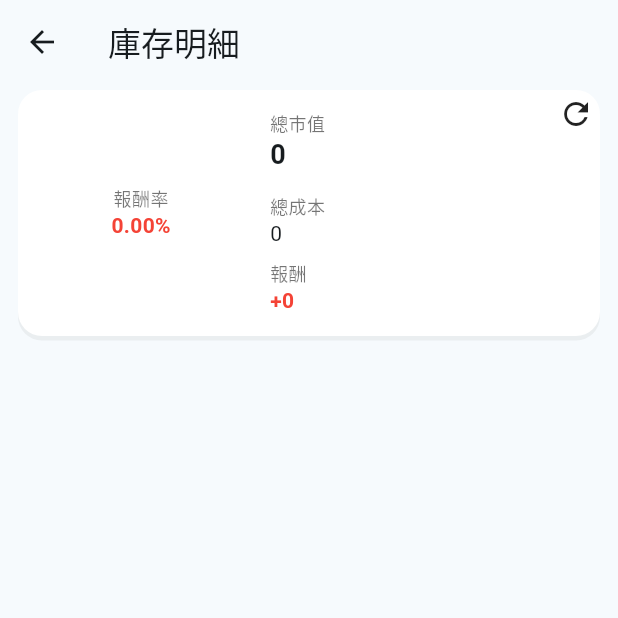
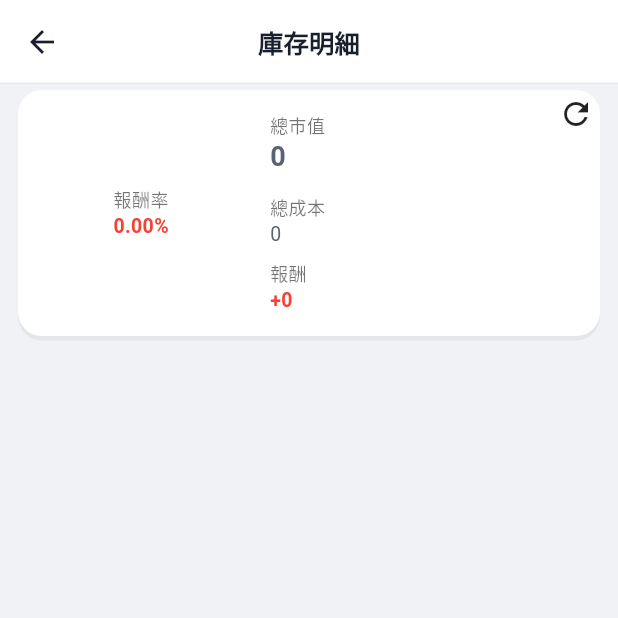
Before and after one commit to ian951115/trading_record_app, a Flutter app: the screen it shows after launch, after a tap on the "visibility" icon, after a tap on "庫存明細", on a phone screen of 412 x 824 dp, the top half of it. Run offline on Flutter 3.47's test engine with Material 3 defaults, Android fonts, the phone set to English and light mode, and no system bars; drawn by our look-alikes of fl_chart; our stand-ins replace flutter_slidable, hive, hive_flutter, table_calendar; accounts and stored records are empty.

Commit message:
claude v2

```diff
--- a/lib/main.dart
+++ b/lib/main.dart
@@ -40,15 +40,153 @@ class TradingRecordApp extends StatelessWidget {
   @override
   Widget build(BuildContext context) {
     return MaterialApp(
-      title: 'Trading Record',
+      title: '交易紀錄',
       debugShowCheckedModeBanner: false,
-      theme: ThemeData(
-        colorScheme: ColorScheme.fromSeed(
-          seedColor: Colors.blueGrey,   //底色
-        ),
-        useMaterial3: true,
-      ),
+      theme: _buildTheme(),
       home: const HomeScreen(),
     );
   }
+
+  ThemeData _buildTheme() {
+    // ── 色彩定義 ──────────────────────────────
+    const primary      = Color(0xFF4A6FA5);
+    const primaryDark  = Color(0xFF3D5A8A);
+    const primaryLight = Color(0xFFEBF0F8);
+    const scaffoldBg   = Color(0xFFF0F2F5);
+    const surfaceColor = Color(0xFFFFFFFF);
+    const borderColor  = Color(0xFFE4E7ED);
+    const textPrimary  = Color(0xFF1A1F2E);
+    const textSecond   = Color(0xFF5A6375);
+    const textMuted    = Color(0xFF9AA3B2);
+
+    return ThemeData(
+      useMaterial3: true,
+      colorScheme: ColorScheme.fromSeed(
+        seedColor: primary,
+        primary: primary,
+        surface: surfaceColor,
+      ),
+
+      // ── Scaffold 背景 ──────────────────────
+      scaffoldBackgroundColor: scaffoldBg,
+
+      // ── AppBar ────────────────────────────
+      appBarTheme: const AppBarTheme(
+        backgroundColor: surfaceColor,
+        foregroundColor: textPrimary,
+        elevation: 0,
+        scrolledUnderElevation: 0,
+        centerTitle: true,
+        titleTextStyle: TextStyle(
+          fontSize: 17,
+          fontWeight: FontWeight.w700,
+          color: textPrimary,
+        ),
+        shape: Border(
+          bottom: BorderSide(color: borderColor, width: 1),
+        ),
+      ),
+
+      // ── Card ──────────────────────────────
+      cardTheme: CardThemeData(
+        color: surfaceColor,
+        elevation: 0,
+        shape: RoundedRectangleBorder(
+          borderRadius: BorderRadius.circular(16),
+          side: const BorderSide(color: borderColor),
+        ),
+        margin: EdgeInsets.zero,
+      ),
+
+      // ── 輸入欄位 ──────────────────────────
+      inputDecorationTheme: InputDecorationTheme(
+        filled: true,
+        fillColor: const Color(0xFFF7F8FA),
+        hintStyle: const TextStyle(
+          color: textMuted,
+          fontSize: 13,
+        ),
+        contentPadding: const EdgeInsets.symmetric(
+          horizontal: 12,
+          vertical: 12,
+        ),
+        border: OutlineInputBorder(
+          borderRadius: BorderRadius.circular(8),
+          borderSide: BorderSide.none,
+        ),
+        enabledBorder: OutlineInputBorder(
+          borderRadius: BorderRadius.circular(8),
+          borderSide: BorderSide.none,
+        ),
+        focusedBorder: OutlineInputBorder(
+          borderRadius: BorderRadius.circular(8),
+          borderSide: const BorderSide(color: primary, width: 1.5),
+        ),
+        errorBorder: OutlineInputBorder(
+          borderRadius: BorderRadius.circular(8),
+          borderSide: const BorderSide(color: Color(0xFFE8504A)),
+        ),
+      ),
+
+      // ── ElevatedButton ────────────────────
+      elevatedButtonTheme: ElevatedButtonThemeData(
+        style: ElevatedButton.styleFrom(
+          backgroundColor: primary,
+          foregroundColor: Colors.white,
+          elevation: 0,
+          padding: const EdgeInsets.symmetric(vertical: 14),
+          shape: RoundedRectangleBorder(
+            borderRadius: BorderRadius.circular(12),
+          ),
+          textStyle: const TextStyle(
+            fontSize: 14,
+            fontWeight: FontWeight.w700,
+          ),
+        ),
+      ),
+
+      // ── FloatingActionButton ──────────────
+      floatingActionButtonTheme: const FloatingActionButtonThemeData(
+        backgroundColor: primary,
+        foregroundColor: Colors.white,
+        elevation: 4,
+        shape: RoundedRectangleBorder(
+          borderRadius: BorderRadius.all(Radius.circular(14)),
+        ),
+      ),
+
+      // ── Divider ───────────────────────────
+      dividerTheme: const DividerThemeData(
+        color: borderColor,
+        thickness: 1,
+        space: 1,
+      ),
+
+      // ── 文字樣式 ──────────────────────────
+      textTheme: const TextTheme(
+        // 頁面大標題
+        headlineMedium: TextStyle(
+          fontSize: 18,
+          fontWeight: FontWeight.w700,
+          color: textPrimary,
+        ),
+        // 卡片標題
+        titleMedium: TextStyle(
+          fontSize: 14,
+          fontWeight: FontWeight.w700,
+          color: textPrimary,
+        ),
+        // 一般內文
+        bodyMedium: TextStyle(
+          fontSize: 13,
+          color: textSecond,
+        ),
+        // 小標籤
+        bodySmall: TextStyle(
+          fontSize: 11,
+          color: textMuted,
+        ),
+      ),
+    );
+  }
 }
```
Also changed, not shown: lib/widgets/common/form_card.dart (added, +30 -0 lines), lib/widgets/common/info_item.dart (added, +39 -0 lines), lib/widgets/common/section_title.dart (added, +25 -0 lines), lib/widgets/common/stats_strip.dart (added, +84 -0 lines).
